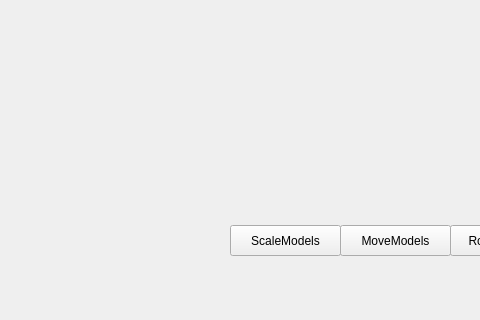
Above: lab3/mainwindow.ui from Inlucker/OOP before the change; both pictures show x 0 to 480 and y 375 to 695 of the 805 by 695 pixel window. Below: the same form after it.
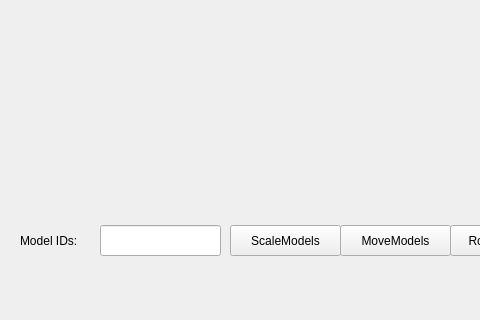
That is the form after the change.

Commit message: added errors and getModel

Diff of the .ui file:
```diff
--- a/lab3/mainwindow.ui
+++ b/lab3/mainwindow.ui
@@ -116,6 +116,29 @@
      <string>ScaleModels</string>
     </property>
    </widget>
+   <widget class="QLabel" name="label">
+    <property name="geometry">
+     <rect>
+      <x>20</x>
+      <y>600</y>
+      <width>71</width>
+      <height>31</height>
+     </rect>
+    </property>
+    <property name="text">
+     <string>Model IDs:</string>
+    </property>
+   </widget>
+   <widget class="QLineEdit" name="Model_IDs">
+    <property name="geometry">
+     <rect>
+      <x>100</x>
+      <y>600</y>
+      <width>121</width>
+      <height>31</height>
+     </rect>
+    </property>
+   </widget>
   </widget>
   <widget class="QMenuBar" name="menubar">
    <property name="geometry">
```
Left out of the diff: 2 changed lines with no effect on the pictures. The commit also changes 14 other files.
